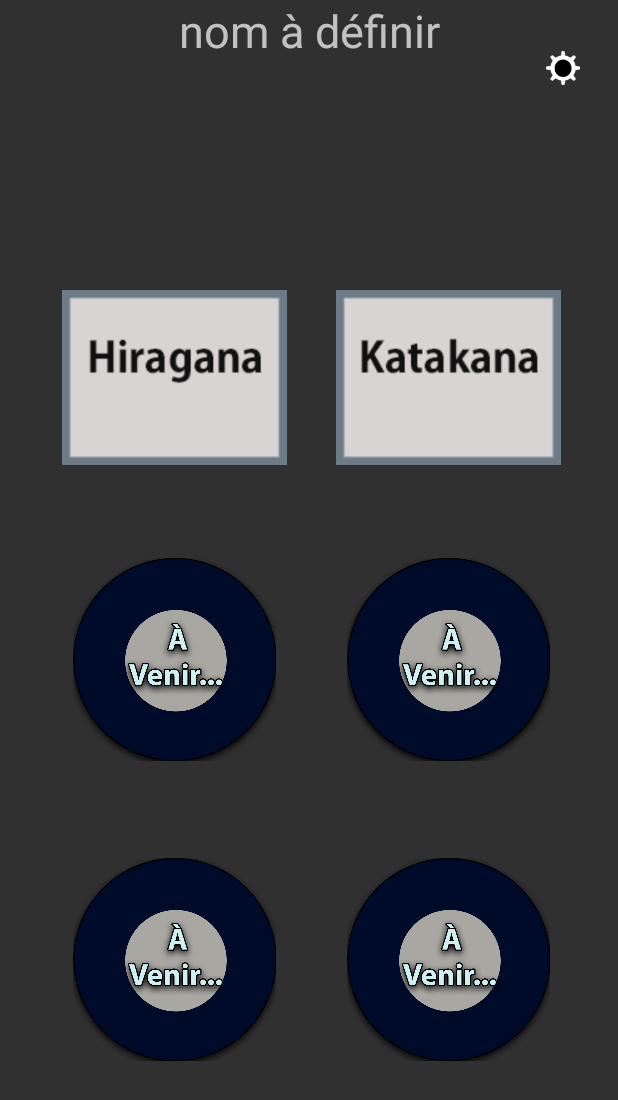
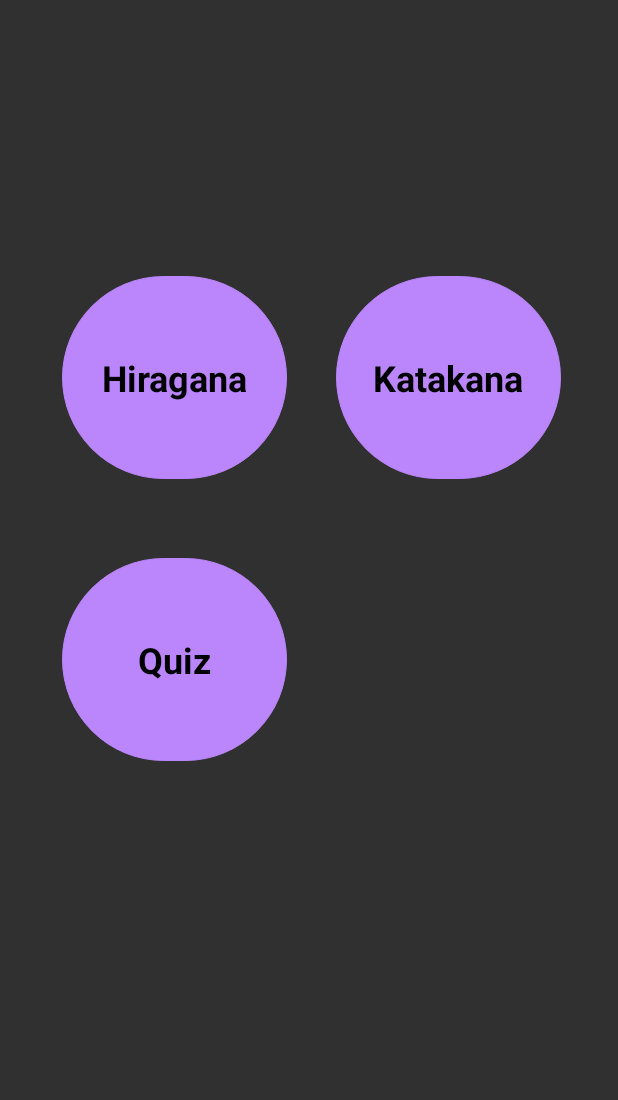
Before and after one commit to TaigaProZz/Learn-Jap-App, an Android app: the screen it shows after launch (MainActivity), on a phone screen of 412 x 824 dp. Shown: the top 1100 px of the screen. Run offline under Robolectric (Android 15) with nearby library versions, the phone set to English and light mode, and no system bars.

Commit message:
App 1.0
first version of the app, hiragana, katakana, quiz

```diff
--- a/app/src/main/java/fr/taigaprozz/kanjikana/MainActivity.java
+++ b/app/src/main/java/fr/taigaprozz/kanjikana/MainActivity.java
@@ -4,6 +4,7 @@ package fr.taigaprozz.kanjikana;
 import android.content.Intent;
 import android.os.Bundle;
 import android.widget.ImageView;
+import android.widget.TextView;
 
 import androidx.appcompat.app.AppCompatActivity;
 
@@ -21,21 +22,21 @@ public class MainActivity extends AppCompatActivity {
         setContentView(R.layout.activity_main);
 
         // start hiragana activity with the button
-        ImageView hiraganaActivityImageMain = findViewById(R.id.hiragana_button);
+        TextView hiraganaActivityImageMain = findViewById(R.id.hiragana_button);
         hiraganaActivityImageMain.setOnClickListener(v -> {
             finish();
             startActivity(new Intent(getApplicationContext(), HiraganaActivity.class));
         });
 
         // start katakana activity with the button
-        ImageView katakanaActivityMainImage = findViewById(R.id.katakana_button);
+        TextView katakanaActivityMainImage = findViewById(R.id.katakana_button);
         katakanaActivityMainImage.setOnClickListener(v -> {
             finish();
             startActivity(new Intent(getApplicationContext(), KatakanaActivity.class));
         });
 
         // start quiz activity with the button
-        ImageView quizActivityMainImage = findViewById(R.id.quiz_start);
+        TextView quizActivityMainImage = findViewById(R.id.quiz_start);
         quizActivityMainImage.setOnClickListener(v -> {
             finish();
             startActivity(new Intent(getApplicationContext(), SettingsQuiz.class));
--- /dev/null
+++ b/app/src/main/res/drawable/background_2_button_rectangle_purple200.xml
@@ -0,0 +1,10 @@
+<?xml version="1.0" encoding="utf-8"?>
+<shape xmlns:android="http://schemas.android.com/apk/res/android"
+    android:shape="rectangle"
+    android:layout_height="wrap_content"
+    android:layout_width="wrap_content">
+
+    <corners android:radius="100dp" />
+    <stroke android:width="1px" android:color="@color/purple_200" />
+    <solid android:color="@color/purple_200" />
+</shape>
--- a/app/src/main/res/layout/activity_main.xml
+++ b/app/src/main/res/layout/activity_main.xml
@@ -7,6 +7,7 @@
     >
 
     <ImageView
+        android:visibility="invisible"
         android:id="@+id/settings_app"
         android:layout_width="72dp"
         android:layout_height="61dp"
@@ -17,25 +18,36 @@
         app:layout_constraintTop_toTopOf="parent"
         app:layout_constraintVertical_bias="0.019" />
 
-    <ImageView
+    <TextView
         android:id="@+id/hiragana_button"
         android:layout_width="150dp"
         android:layout_height="135dp"
         android:layout_marginTop="184dp"
-        android:contentDescription="@string/todo"
+
+        android:text="Hiragana"
+        android:gravity="center"
+        android:textColor="@color/black"
+        android:textSize="24dp"
+        android:textStyle="bold"
+        android:background="@drawable/background_button_rectangle_purple200"
+
         app:layout_constraintEnd_toEndOf="parent"
         app:layout_constraintHorizontal_bias="0.157"
         app:layout_constraintStart_toStartOf="parent"
         app:layout_constraintTop_toTopOf="parent"
-        app:srcCompat="@drawable/hiragana_button_main"
         tools:ignore="MissingConstraints" />
 
-    <ImageView
+    <TextView
         android:id="@+id/katakana_button"
         android:layout_width="150dp"
         android:layout_height="135dp"
         android:layout_marginTop="184dp"
-        android:contentDescription="@string/todo"
+        android:text="Katakana"
+        android:gravity="center"
+        android:textColor="@color/black"
+        android:textSize="24dp"
+        android:textStyle="bold"
+        android:background="@drawable/background_2_button_rectangle_purple200"
         app:layout_constraintEnd_toEndOf="parent"
         app:layout_constraintHorizontal_bias="0.854"
         app:layout_constraintStart_toStartOf="parent"
@@ -43,60 +55,28 @@
         app:srcCompat="@drawable/katakana_button_main"
         tools:ignore="MissingConstraints" />
 
-    <ImageView
+    <TextView
         android:id="@+id/quiz_start"
         android:layout_width="150dp"
         android:layout_height="135dp"
         android:layout_marginTop="372dp"
-        android:contentDescription="@string/todo"
+
+        android:text="Quiz"
+        android:gravity="center"
+        android:textColor="@color/black"
+        android:textSize="24dp"
+        android:textStyle="bold"
+
+        android:background="@drawable/background_2_button_rectangle_purple200"
         app:layout_constraintEnd_toEndOf="parent"
         app:layout_constraintHorizontal_bias="0.157"
         app:layout_constraintStart_toStartOf="parent"
         app:layout_constraintTop_toTopOf="parent"
-        app:srcCompat="@drawable/a_venir"
-        tools:ignore="MissingConstraints" />
-
-    <ImageView
-        android:id="@+id/kana_start5"
-        android:layout_width="150dp"
-        android:layout_height="135dp"
-        android:layout_marginTop="372dp"
-        android:contentDescription="@string/todo"
-        app:layout_constraintEnd_toEndOf="parent"
-        app:layout_constraintHorizontal_bias="0.854"
-        app:layout_constraintStart_toStartOf="parent"
-        app:layout_constraintTop_toTopOf="parent"
-        app:srcCompat="@drawable/a_venir"
-        tools:ignore="MissingConstraints" />
-
-    <ImageView
-        android:id="@+id/kana_start4"
-        android:layout_width="150dp"
-        android:layout_height="135dp"
-        android:layout_marginTop="572dp"
-        android:contentDescription="@string/todo"
-        app:layout_constraintEnd_toEndOf="parent"
-        app:layout_constraintHorizontal_bias="0.157"
-        app:layout_constraintStart_toStartOf="parent"
-        app:layout_constraintTop_toTopOf="parent"
-        app:srcCompat="@drawable/a_venir"
         tools:ignore="MissingConstraints" />
 
 
-    <ImageView
-        android:id="@+id/kana_start3"
-        android:layout_width="150dp"
-        android:layout_height="135dp"
-        android:layout_marginTop="572dp"
-        android:contentDescription="@string/todo"
-        app:layout_constraintEnd_toEndOf="parent"
-        app:layout_constraintHorizontal_bias="0.854"
-        app:layout_constraintStart_toStartOf="parent"
-        app:layout_constraintTop_toTopOf="parent"
-        app:srcCompat="@drawable/a_venir"
-        tools:ignore="MissingConstraints" />
-
     <TextView
+        android:visibility="invisible"
         android:id="@+id/textView"
         android:layout_width="wrap_content"
         android:layout_height="wrap_content"
--- a/build.gradle
+++ b/build.gradle
@@ -5,7 +5,7 @@ buildscript {
         jcenter()
     }
     dependencies {
-        classpath "com.android.tools.build:gradle:4.1.1"
+        classpath 'com.android.tools.build:gradle:4.1.3'
 
         // NOTE: Do not place your application dependencies here; they belong
         // in the individual module build.gradle files
```
Also changed, not shown: app/src/main/java/fr/taigaprozz/kanjikana/Kana/HiraganaActivity.java (+9 -0 lines), app/src/main/java/fr/taigaprozz/kanjikana/Kana/KatakanaActivity.java (+8 -0 lines), app/src/main/res/layout/activity_hiragana.xml (+17 -0 lines), app/src/main/res/layout/activity_katakana.xml (+17 -0 lines).
